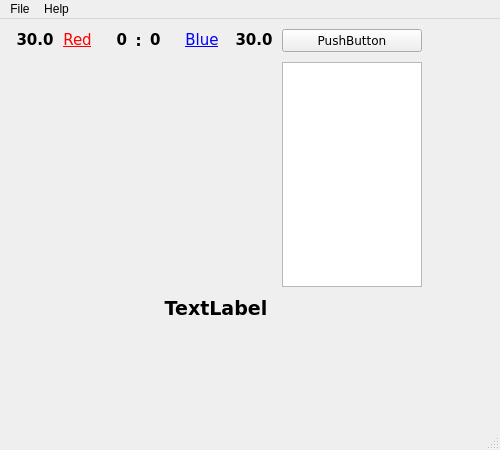
The window that src/gui/window.ui (vuvko/testergui) describes before a commit, drawn with Qt 5.
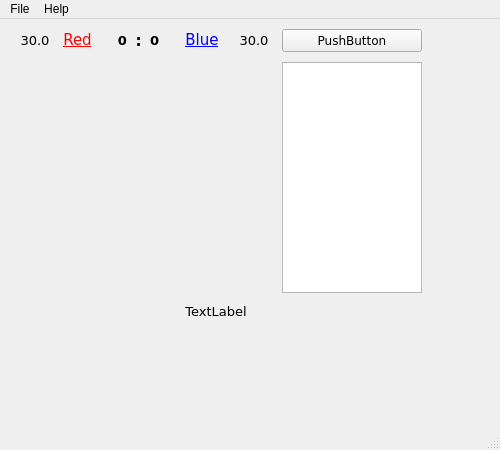
The same window after the commit. Icons and pictures are not drawn.

Patch:
```diff
--- a/src/gui/window.ui
+++ b/src/gui/window.ui
@@ -96,9 +96,9 @@
        <property name="font">
         <font>
          <family>Verdana</family>
-         <pointsize>14</pointsize>
-         <weight>75</weight>
-         <bold>true</bold>
+         <pointsize>10</pointsize>
+         <weight>50</weight>
+         <bold>false</bold>
         </font>
        </property>
        <property name="text">
@@ -147,9 +147,10 @@
          <property name="font">
           <font>
            <family>Verdana</family>
-           <pointsize>11</pointsize>
-           <weight>75</weight>
-           <bold>true</bold>
+           <pointsize>10</pointsize>
+           <weight>50</weight>
+           <italic>false</italic>
+           <bold>false</bold>
           </font>
          </property>
          <property name="text">
@@ -202,7 +203,7 @@
          <property name="font">
           <font>
            <family>Verdana</family>
-           <pointsize>11</pointsize>
+           <pointsize>10</pointsize>
            <weight>75</weight>
            <bold>true</bold>
           </font>
@@ -262,7 +263,7 @@
          <property name="font">
           <font>
            <family>Verdana</family>
-           <pointsize>11</pointsize>
+           <pointsize>10</pointsize>
            <weight>75</weight>
            <bold>true</bold>
           </font>
@@ -314,9 +315,9 @@
          <property name="font">
           <font>
            <family>Verdana</family>
-           <pointsize>11</pointsize>
-           <weight>75</weight>
-           <bold>true</bold>
+           <pointsize>10</pointsize>
+           <weight>50</weight>
+           <bold>false</bold>
           </font>
          </property>
          <property name="text">
```
Left out of the diff: 2 changed lines with no effect on the pictures.
